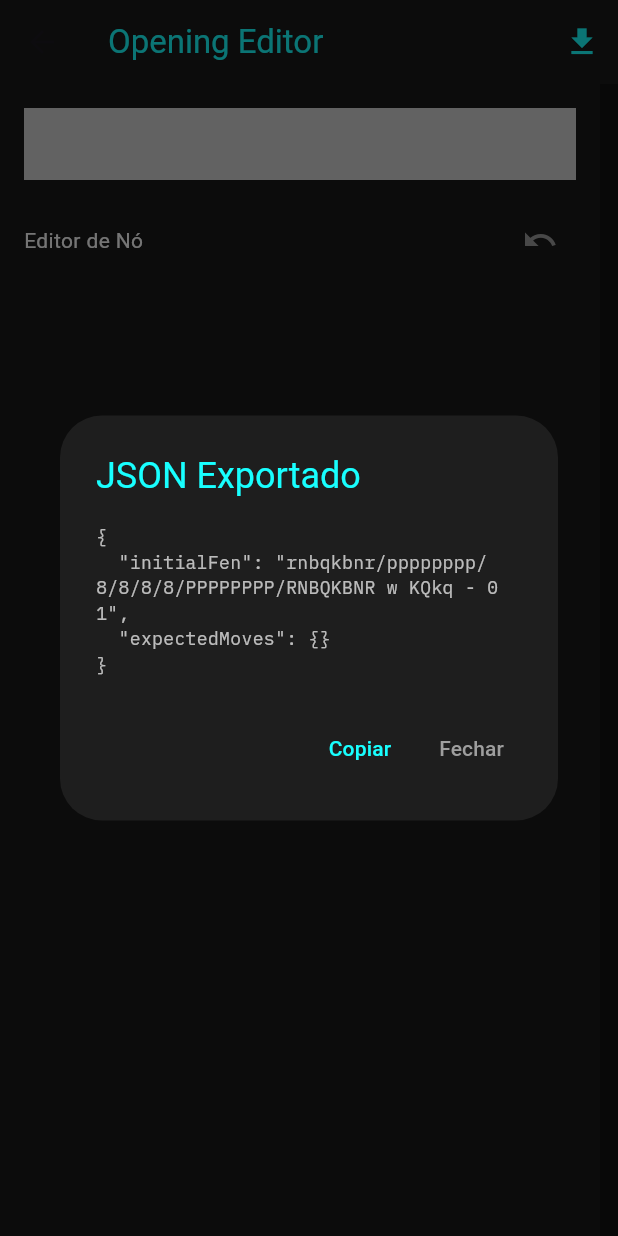
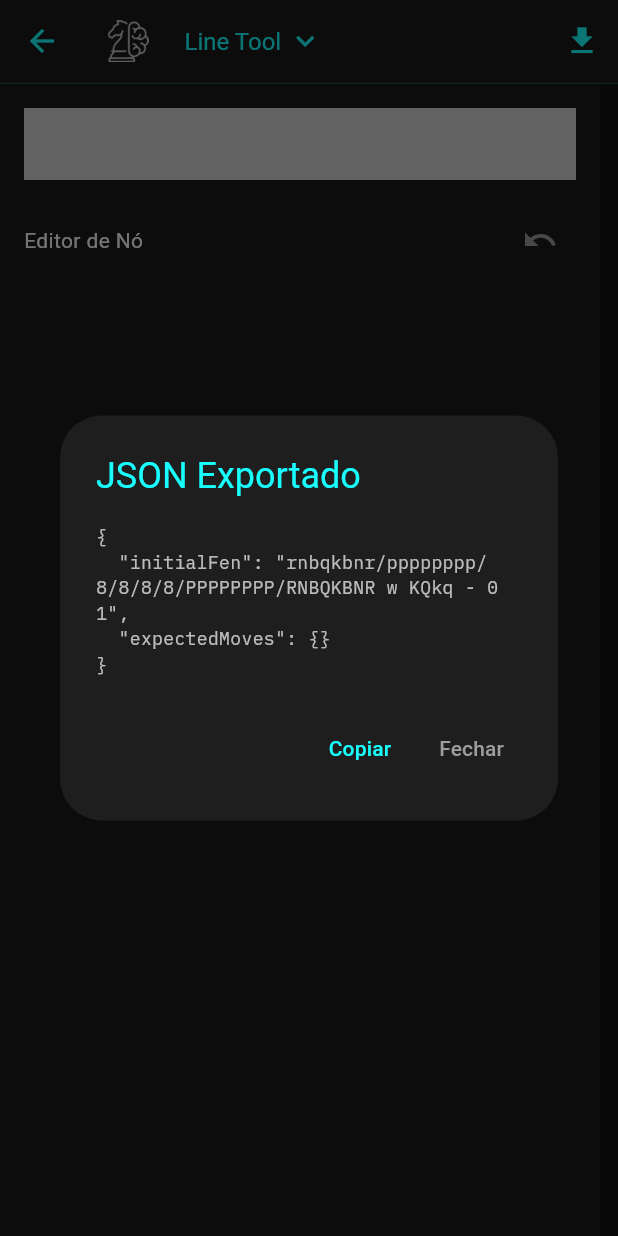
Before and after one commit to Epersonf/eTrainer-Chess, a Flutter app: the OpeningEditorScreen screen opened by its route, after a tap on the "download" icon, on a phone screen of 412 x 824 dp. Run offline on Flutter 3.47's test engine with Material 3 defaults, Android fonts, the phone set to English and light mode, and no system bars; our stand-ins replace auto_route, dio, file_picker, flutter_mobx, get_it, google_fonts and 2 more; missing offline and left inert: flutter_chess_board; accounts and stored records are empty; generated files the repository leaves out were written again; Roboto replaces fonts that are missing (Michroma).

Commit message:
main app baere

```diff
--- /dev/null
+++ b/lib/components/main_app_bar.dart
@@ -0,0 +1,114 @@
+import 'package:auto_route/auto_route.dart';
+import 'package:e_trainer_chess/core/router/router.gr.dart';
+import 'package:flutter/material.dart';
+import 'package:google_fonts/google_fonts.dart';
+
+class MainAppBar extends StatelessWidget implements PreferredSizeWidget {
+  /// Permite adicionar botões extras à direita, como o botão de Exportar do Editor
+  final List<Widget>? actions;
+
+  const MainAppBar({super.key, this.actions});
+
+  @override
+  Widget build(BuildContext context) {
+    return AppBar(
+      backgroundColor: const Color(0xFF1A1A1A),
+      elevation: 0,
+      iconTheme: const IconThemeData(color: Colors.cyanAccent),
+      // Linha de detalhe ciano na base da App Bar
+      bottom: PreferredSize(
+        preferredSize: const Size.fromHeight(1.0),
+        child: Container(
+          color: Colors.cyanAccent.withOpacity(0.2),
+          height: 1.0,
+        ),
+      ),
+      title: Row(
+        crossAxisAlignment: CrossAxisAlignment.center,
+        children: [
+          // Logo de forma sutil
+          Opacity(
+            opacity: 0.8,
+            child: Image.asset(
+              'assets/logo.png',
+              height: 28,
+              fit: BoxFit.contain,
+            ),
+          ),
+          const SizedBox(width: 24),
+
+          // Dropdown "Line Tool"
+          Theme(
+            data: Theme.of(context).copyWith(
+              splashColor: Colors.transparent,
+              highlightColor: Colors.transparent,
+            ),
+            child: PopupMenuButton<String>(
+              offset: const Offset(0, 45), // Joga o menu para baixo da App Bar
+              color: const Color(0xFF2C2C2C),
+              shape: RoundedRectangleBorder(
+                borderRadius: BorderRadius.circular(8),
+                side: BorderSide(color: Colors.cyanAccent.withOpacity(0.3)),
+              ),
+              onSelected: (value) {
+                // Navegação via auto_route
+                if (value == 'editor') {
+                  context.router.push(OpeningEditorRoute());
+                } else if (value == 'trainer') {
+                  context.router.push(OpeningTrainerRoute());
+                }
+              },
+              child: Row(
+                mainAxisSize: MainAxisSize.min,
+                children: [
+                  Text(
+                    'Line Tool',
+                    style: GoogleFonts.michroma(
+                      color: Colors.cyanAccent,
+                      fontSize: 16,
+                    ),
+                  ),
+                  const SizedBox(width: 4),
+                  const Icon(Icons.keyboard_arrow_down, color: Colors.cyanAccent),
+                ],
+              ),
+              itemBuilder: (context) => [
+                PopupMenuItem(
+                  value: 'editor',
+                  child: Row(
+                    children: [
+                      const Icon(Icons.edit, color: Colors.white70, size: 20),
+                      const SizedBox(width: 12),
+                      Text(
+                        'Editor',
+                        style: GoogleFonts.ibmPlexSans(color: Colors.white),
+                      ),
+                    ],
+                  ),
+                ),
+                PopupMenuItem(
+                  value: 'trainer',
+                  child: Row(
+                    children: [
+                      const Icon(Icons.psychology, color: Colors.white70, size: 20),
+                      const SizedBox(width: 12),
+                      Text(
+                        'Trainer',
+                        style: GoogleFonts.ibmPlexSans(color: Colors.white),
+                      ),
+                    ],
+                  ),
+                ),
+              ],
+            ),
+          ),
+        ],
+      ),
+      actions: actions,
+    );
+  }
+
+  // Define a altura padrão de uma AppBar
+  @override
+  Size get preferredSize => const Size.fromHeight(kToolbarHeight);
+}
--- a/lib/features/lines_tool/opening_editor/screens/opening_editor.screen.dart
+++ b/lib/features/lines_tool/opening_editor/screens/opening_editor.screen.dart
@@ -8,6 +8,7 @@ import 'package:flutter/services.dart';
 import 'package:flutter_chess_board/flutter_chess_board.dart';
 import 'package:flutter_mobx/flutter_mobx.dart';
 import 'package:google_fonts/google_fonts.dart';
+import 'package:e_trainer_chess/components/main_app_bar.dart';
 
 @RoutePage()
 class OpeningEditorScreen extends StatefulWidget {
@@ -65,9 +66,7 @@ class _OpeningEditorScreenState extends State<OpeningEditorScreen> {
   Widget build(BuildContext context) {
     return Scaffold(
       backgroundColor: const material.Color.fromARGB(255, 18, 18, 18),
-      appBar: AppBar(
-        title: Text('Opening Editor', style: GoogleFonts.michroma(color: Colors.cyanAccent)),
-        backgroundColor: const material.Color.fromARGB(255, 26, 26, 26),
+      appBar: MainAppBar(
         actions: [
           IconButton(
             icon: const Icon(Icons.download, color: Colors.cyanAccent),
```
Also changed, not shown: lib/features/lines_tool/opening_trainer/screens/opening_trainer.screen.dart (+2 -16 lines).
